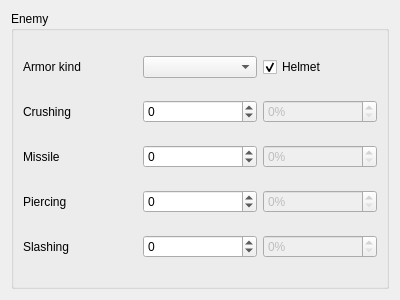
Old version of the form damage-calculator/enemy.ui in the repository moebiusproject/moebiustoolkit.
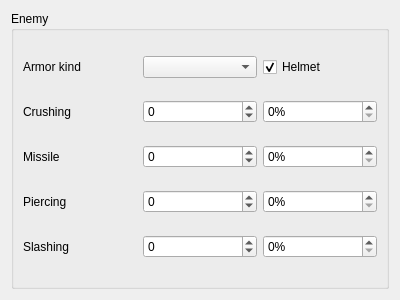
New version of the form.

Commit message: Enable and implement damage resistance

```diff
--- a/damage-calculator/enemy.ui
+++ b/damage-calculator/enemy.ui
@@ -49,9 +49,6 @@
       </item>
       <item row="1" column="2">
        <widget class="QSpinBox" name="crushingResistance">
-        <property name="enabled">
-         <bool>false</bool>
-        </property>
         <property name="suffix">
          <string>%</string>
         </property>
@@ -82,9 +79,6 @@
       </item>
       <item row="2" column="2">
        <widget class="QSpinBox" name="missileResistance">
-        <property name="enabled">
-         <bool>false</bool>
-        </property>
         <property name="suffix">
          <string>%</string>
         </property>
@@ -115,9 +109,6 @@
       </item>
       <item row="3" column="2">
        <widget class="QSpinBox" name="piercingResistance">
-        <property name="enabled">
-         <bool>false</bool>
-        </property>
         <property name="suffix">
          <string>%</string>
         </property>
@@ -148,9 +139,6 @@
       </item>
       <item row="4" column="2">
        <widget class="QSpinBox" name="slashingResistance">
-        <property name="enabled">
-         <bool>false</bool>
-        </property>
         <property name="suffix">
          <string>%</string>
         </property>
```
The commit also changes 1 other file.
